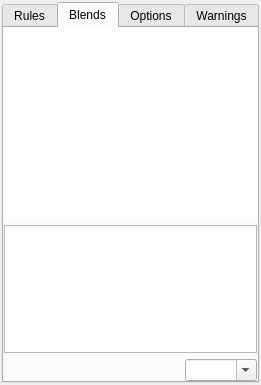
Qt form src/tiled/bmptooldialog.ui (timbaker/tiled) before a commit.
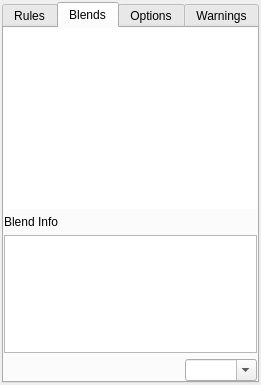
The same form after that commit. The open tabs and pages were chosen to show the change. Icons and pictures are not drawn. Custom widgets are drawn as their Qt base class.

Commit message:
BmpToolDialog displays blend details in a label.
Details used to be in a MixedTilesetView header.

```diff
--- a/src/tiled/bmptooldialog.ui
+++ b/src/tiled/bmptooldialog.ui
@@ -7,7 +7,7 @@
     <x>0</x>
     <y>0</y>
     <width>253</width>
-    <height>355</height>
+    <height>358</height>
    </rect>
   </property>
   <property name="windowTitle">
@@ -112,6 +112,13 @@
          </property>
         </widget>
        </item>
+       <item>
+        <widget class="QLabel" name="blendLabel">
+         <property name="text">
+          <string>Blend Info</string>
+         </property>
+        </widget>
+       </item>
        <item>
         <widget class="Tiled::Internal::MixedTilesetView" name="tilesInBlend">
          <property name="maximumSize">
```
Left out of the diff: 2 changed lines with no effect on the pictures. The commit also changes 1 other file.
